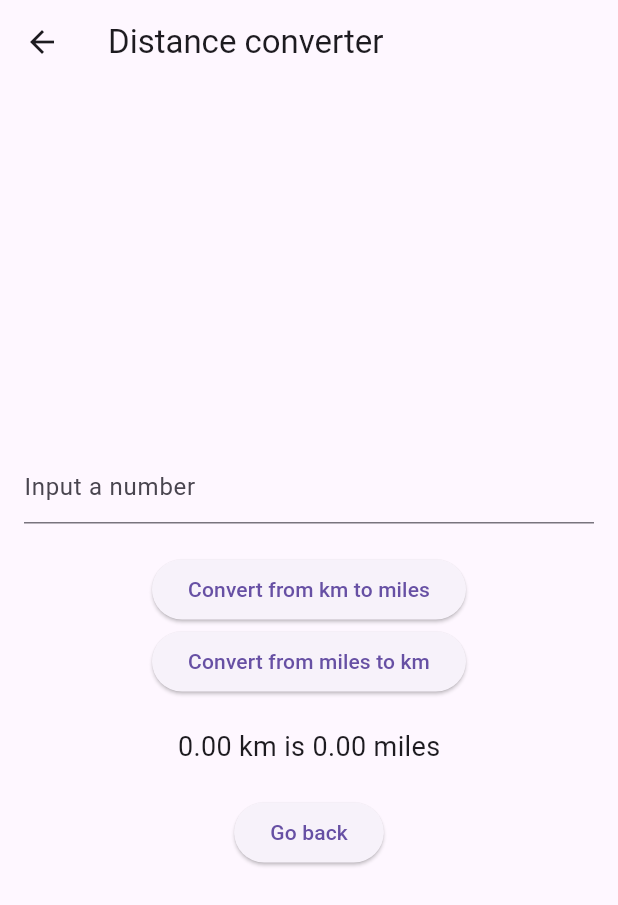
After one commit to leonidbog/flutter_caclulator, a Flutter app: the ConverterPage screen opened directly, after a tap on "Convert from km to miles", on a phone screen of 412 x 824 dp. The commit adds this screen. Shown: the top 905 px of the screen. Run offline on Flutter 3.47's test engine with Material 3 defaults, Android fonts, the phone set to English and light mode, and no system bars.

Commit message:
Final calculator with 2 pages

```diff
--- /dev/null
+++ b/lib/ConverterPage.dart
@@ -0,0 +1,70 @@
+import 'package:flutter/material.dart';
+import 'distance_converter.dart';
+
+class ConverterPage extends StatefulWidget {
+  @override
+  _ConverterPageState createState() => _ConverterPageState();
+}
+
+class _ConverterPageState extends State<ConverterPage> {
+  final _controller = TextEditingController();
+  String _result = '';
+
+  void _convertKmToMiles() {
+    double km = double.tryParse(_controller.text) ?? 0;
+    double miles = DistanceConverter.kmToMiles(km);
+    setState(() {
+      _result = '${km.toStringAsFixed(2)} km is ${miles.toStringAsFixed(2)} miles';
+    });
+  }
+
+  void _convertMilesToKm() {
+    double miles = double.tryParse(_controller.text) ?? 0;
+    double km = DistanceConverter.milesToKm(miles);
+    setState(() {
+      _result = '${miles.toStringAsFixed(2)} miles is ${km.toStringAsFixed(2)} km';
+    });
+  }
+
+  @override
+  Widget build(BuildContext context) {
+    return Scaffold(
+      appBar: AppBar(
+        title: Text('Distance converter'),
+      ),
+      body: Padding(
+        padding: const EdgeInsets.all(16.0),
+        child: Column(
+          mainAxisAlignment: MainAxisAlignment.center,
+          children: <Widget>[
+            TextField(
+              controller: _controller,
+              keyboardType: TextInputType.number,
+              decoration: InputDecoration(
+                hintText: 'Input a number',
+              ),
+            ),
+            SizedBox(height: 20),
+            ElevatedButton(
+              onPressed: _convertKmToMiles,
+              child: Text('Convert from km to miles'),
+            ),
+            ElevatedButton(
+              onPressed: _convertMilesToKm,
+              child: Text('Convert from miles to km'),
+            ),
+            SizedBox(height: 20),
+            Text(_result, style: TextStyle(fontSize: 18)),
+            SizedBox(height: 20),
+            ElevatedButton(
+              onPressed: () {
+                Navigator.of(context).pop();
+              },
+              child: Text('Go back'),
+            ),
+          ],
+        ),
+      ),
+    );
+  }
+}
--- /dev/null
+++ b/lib/distance_converter.dart
@@ -0,0 +1,9 @@
+class DistanceConverter {
+  static double kmToMiles(double km) {
+    return km / 1.609;
+  }
+
+  static double milesToKm(double miles) {
+    return miles * 1.609;
+  }
+}
--- a/lib/main.dart
+++ b/lib/main.dart
@@ -1,5 +1,6 @@
 import 'package:flutter/material.dart';
 import 'package:flutter_caclulator/CalculatorController.dart';
+import 'package:flutter_caclulator/ConverterPage.dart';
 
 void main() {
   runApp(CalculatorApp());
@@ -54,6 +55,14 @@ class _CalculatorState extends State<Calculator> {
       body: Container(
         child: Column(
           children: <Widget>[
+            ElevatedButton(
+              onPressed: () {
+                Navigator.of(context).push(
+                  MaterialPageRoute(builder: (context) => ConverterPage()),
+                );
+              },
+              child: Text('Distance converter'),
+            ),
             Expanded(
               child: Container(
                 padding: EdgeInsets.all(20.0),
```
